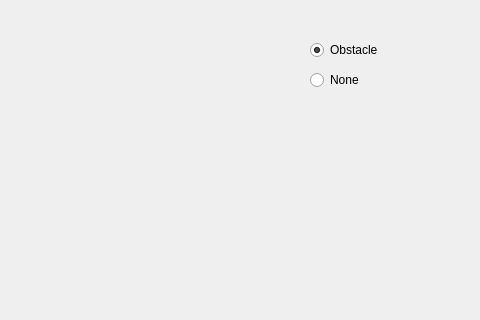
The window that Src/GUI/simulation/EnvironmentSimulator/editmapwindow.ui (madmilla/THO78-Roborescue) describes before a commit, drawn with Qt 5; both pictures show x 320 to 800 and y 0 to 320 of the 800 by 800 pixel window.
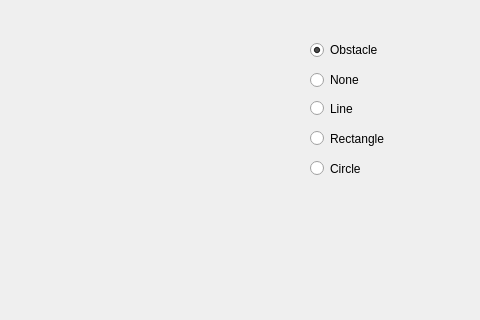
The same window after the commit.

Diff of the .ui file:
```diff
--- a/Src/GUI/simulation/EnvironmentSimulator/editmapwindow.ui
+++ b/Src/GUI/simulation/EnvironmentSimulator/editmapwindow.ui
@@ -68,6 +68,45 @@
     </rect>
    </property>
   </widget>
+  <widget class="QRadioButton" name="lineButton">
+   <property name="geometry">
+    <rect>
+     <x>630</x>
+     <y>100</y>
+     <width>82</width>
+     <height>17</height>
+    </rect>
+   </property>
+   <property name="text">
+    <string>Line</string>
+   </property>
+  </widget>
+  <widget class="QRadioButton" name="rectangleButton">
+   <property name="geometry">
+    <rect>
+     <x>630</x>
+     <y>130</y>
+     <width>82</width>
+     <height>17</height>
+    </rect>
+   </property>
+   <property name="text">
+    <string>Rectangle</string>
+   </property>
+  </widget>
+  <widget class="QRadioButton" name="circleButton">
+   <property name="geometry">
+    <rect>
+     <x>630</x>
+     <y>160</y>
+     <width>82</width>
+     <height>17</height>
+    </rect>
+   </property>
+   <property name="text">
+    <string>Circle</string>
+   </property>
+  </widget>
  </widget>
  <resources/>
  <connections/>
```
